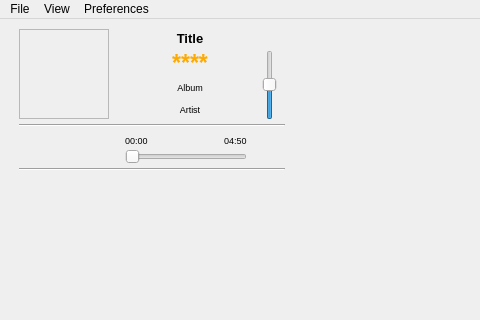
Old version of the form trunk/GUI/GUI_Simpleplayer.ui in the repository shahid334/sayonara-player; both pictures show x 0 to 480 and y 0 to 320 of the 873 by 654 pixel window.
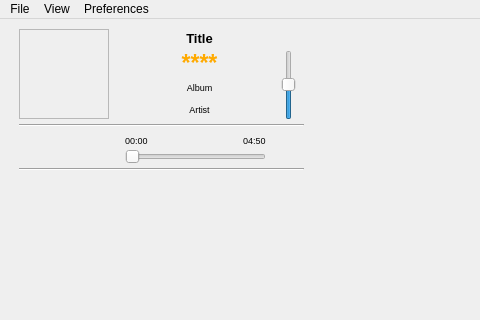
New version of the form. Icons and pictures are not drawn.

Diff of the .ui file:
```diff
--- a/trunk/GUI/GUI_Simpleplayer.ui
+++ b/trunk/GUI/GUI_Simpleplayer.ui
@@ -63,7 +63,7 @@
      <widget class="QWidget" name="widget" native="true">
       <property name="sizePolicy">
        <sizepolicy hsizetype="Preferred" vsizetype="Preferred">
-        <horstretch>2</horstretch>
+        <horstretch>11</horstretch>
         <verstretch>0</verstretch>
        </sizepolicy>
       </property>
@@ -548,7 +548,7 @@
              <rect>
               <x>0</x>
               <y>0</y>
-              <width>264</width>
+              <width>283</width>
               <height>420</height>
              </rect>
             </property>
@@ -571,7 +571,7 @@
      <widget class="QWidget" name="library_widget" native="true">
       <property name="sizePolicy">
        <sizepolicy hsizetype="MinimumExpanding" vsizetype="Preferred">
-        <horstretch>4</horstretch>
+        <horstretch>20</horstretch>
         <verstretch>0</verstretch>
        </sizepolicy>
       </property>
```
